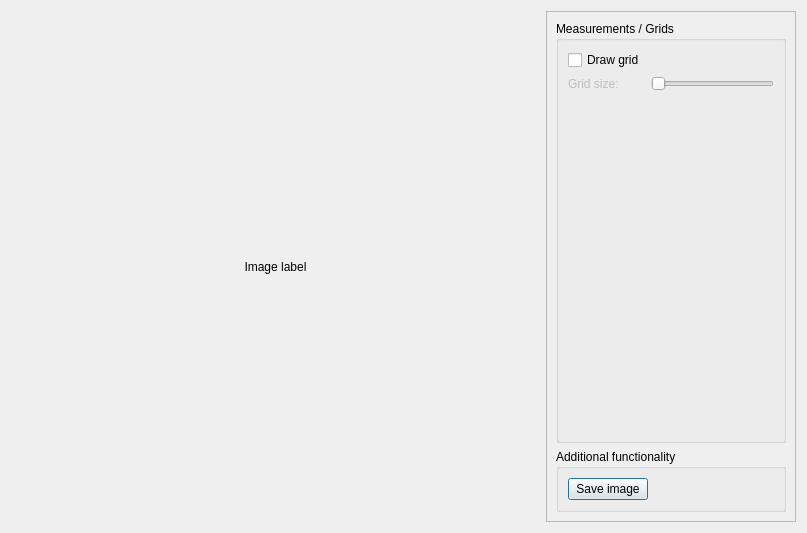
Above: measuringinterface.ui from JustasBart/DigitalInspectionAndMeasurement before the change. Below: the same form after it.
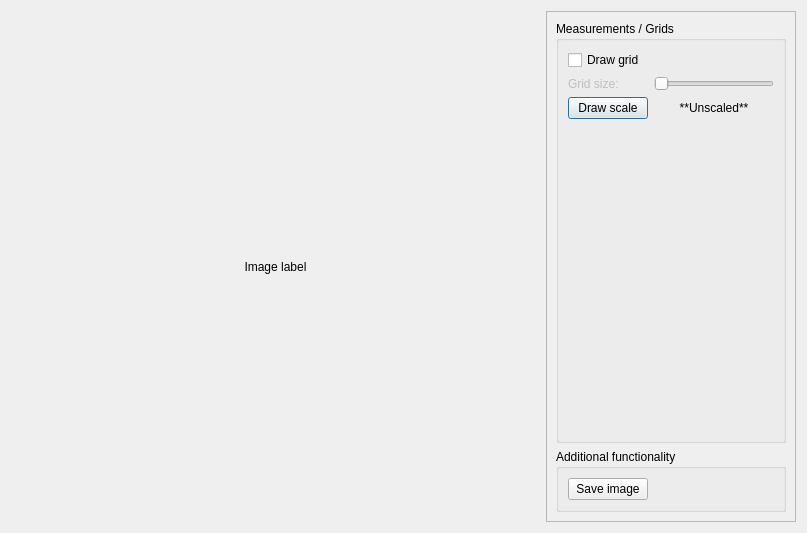
That is the form after the change.

What changed in the file:
```diff
--- a/measuringinterface.ui
+++ b/measuringinterface.ui
@@ -99,6 +99,23 @@
            </property>
           </widget>
          </item>
+         <item row="2" column="0">
+          <widget class="QPushButton" name="drawScaleButton">
+           <property name="text">
+            <string>Draw scale</string>
+           </property>
+          </widget>
+         </item>
+         <item row="2" column="1">
+          <widget class="QLabel" name="scaledLabel">
+           <property name="text">
+            <string>**Unscaled**</string>
+           </property>
+           <property name="alignment">
+            <set>Qt::AlignCenter</set>
+           </property>
+          </widget>
+         </item>
         </layout>
        </widget>
       </item>
```
